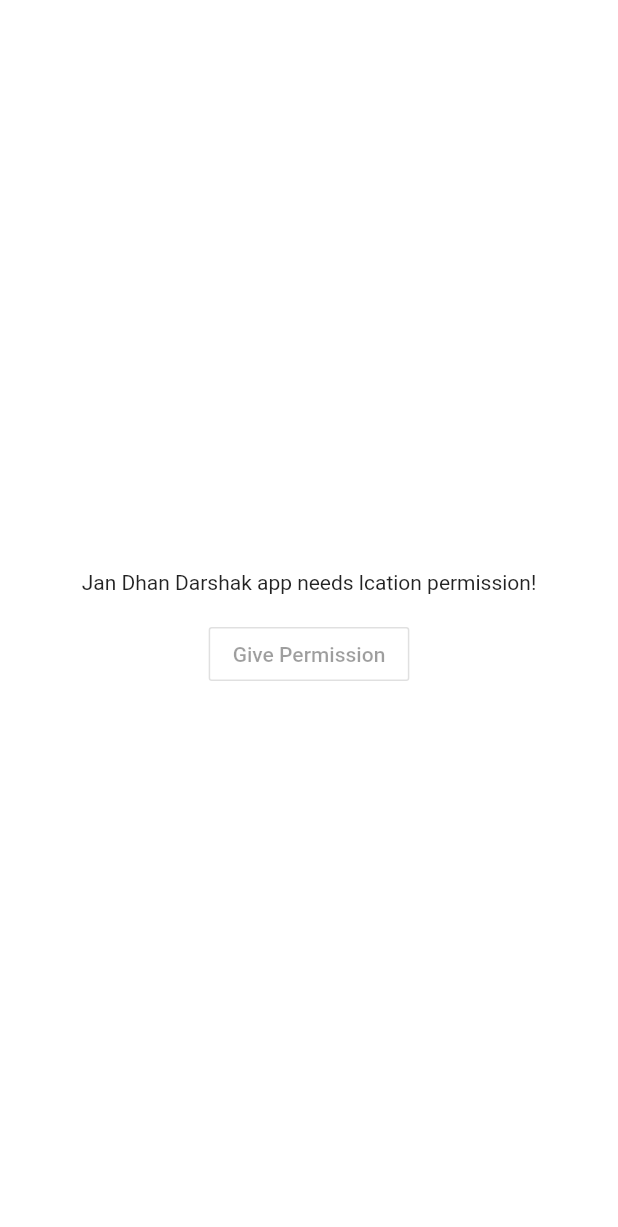
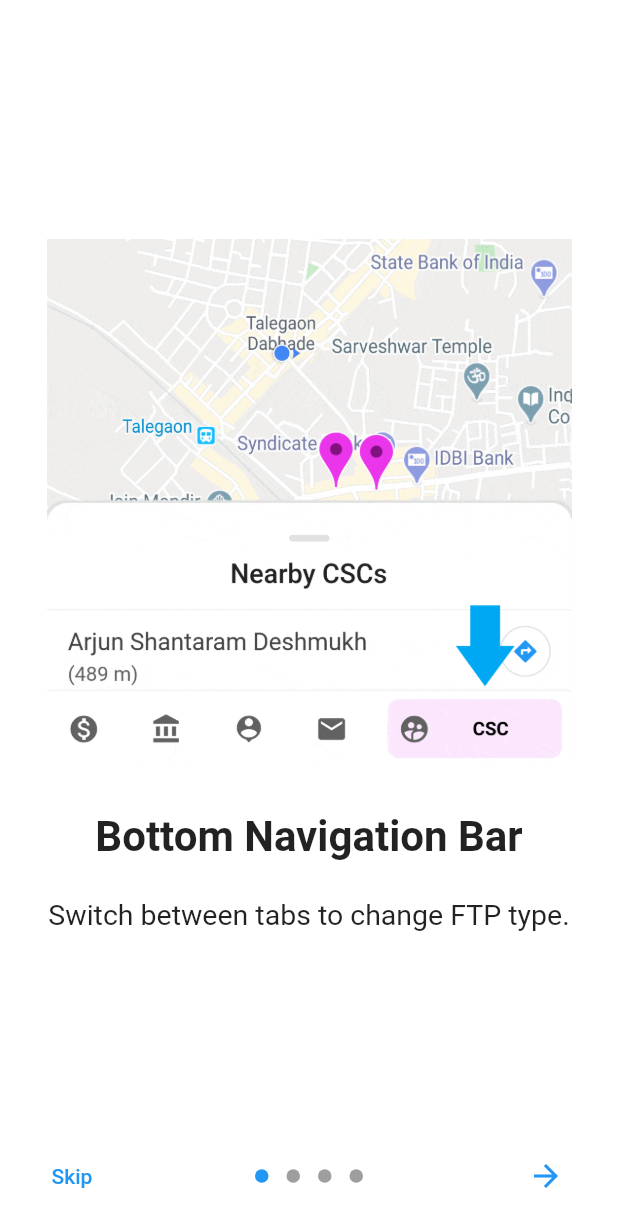
Before and after one commit to pramodkolte/Jan_Dhan_Darshak_App, a Flutter app: the screen it shows after launch, on a phone screen of 412 x 824 dp. Shown: the top 1227 px of the screen. Run offline on Flutter 3.47's test engine with Material 2 defaults, Android fonts, the phone set to English and light mode, and no system bars; drawn by our look-alikes of introduction_screen; our stand-ins replace bottom_navy_bar, cloud_firestore, easy_localization, geolocator, google_maps_flutter, shared_preferences and 1 more; accounts and stored records are empty.

Commit message:
day 3 update 1

```diff
--- /dev/null
+++ b/lib/Pages/introscreen.dart
@@ -0,0 +1,111 @@
+import 'package:flutter/material.dart';
+import 'package:introduction_screen/introduction_screen.dart';
+import 'package:jan_dhan_darshak/root.dart';
+import 'package:shared_preferences/shared_preferences.dart';
+
+class SplashScreen extends StatefulWidget {
+  @override
+  _SplashScreenState createState() => _SplashScreenState();
+}
+
+class _SplashScreenState extends State<SplashScreen> {
+  Future checkFirstSeen() async {
+    SharedPreferences prefs = await SharedPreferences.getInstance();
+    bool _seen = (prefs.getBool('seen') ?? false);
+
+    if (_seen) {
+      return RootPage();
+    } else {
+      return IntroScreen();
+    }
+  }
+
+  @override
+  Widget build(BuildContext context) {
+    return FutureBuilder(
+        future: checkFirstSeen(),
+        builder: (context, snapshot) {
+          if (snapshot.connectionState == ConnectionState.waiting) {
+            return Center(
+              child: CircularProgressIndicator(),
+            );
+          } else {
+            return snapshot.data;
+          }
+        });
+  }
+}
+
+class IntroScreen extends StatefulWidget {
+  @override
+  _IntroScreenState createState() => _IntroScreenState();
+}
+
+class _IntroScreenState extends State<IntroScreen> {
+  final introKey = GlobalKey<IntroductionScreenState>();
+
+  void _onIntroEnd(context) {
+    SharedPreferences.getInstance().then((prefs) {
+      prefs.setBool('seen', true);
+    });
+    Navigator.of(context).pushReplacement(
+      MaterialPageRoute(builder: (_) => RootPage()),
+    );
+  }
+
+  Widget _buildImage(String assetName) {
+    return Align(
+      child: Image.asset(assetName, width: 350.0),
+      alignment: Alignment.bottomCenter,
+    );
+  }
+
+  @override
+  Widget build(BuildContext context) {
+    const bodyStyle = TextStyle(fontSize: 19.0);
+    const pageDecoration = const PageDecoration(
+      imageFlex: 2,
+      titleTextStyle: TextStyle(fontSize: 28.0, fontWeight: FontWeight.w700),
+      bodyTextStyle: bodyStyle,
+      descriptionPadding: EdgeInsets.fromLTRB(16.0, 0.0, 16.0, 16.0),
+      pageColor: Colors.white,
+      imagePadding: EdgeInsets.only(top: 30),
+    );
+    return IntroductionScreen(
+      key: introKey,
+      pages: [
+        PageViewModel(
+          title: "Bottom Navigation Bar",
+          body: "Switch between tabs to change FTP type.",
+          image: _buildImage('assets/intros/intro1.gif'),
+          decoration: pageDecoration,
+        ),
+        PageViewModel(
+          title: "Draggable Scrollable Sheet",
+          body: "Scroll the sheet for finding nearby places.",
+          image: _buildImage('assets/intros/intro2.gif'),
+          decoration: pageDecoration,
+        ),
+        PageViewModel(
+          title: "Navigation Menu",
+          body: "Click to open menu options.",
+          image: _buildImage('assets/intros/intro3.gif'),
+          decoration: pageDecoration,
+        ),
+        PageViewModel(
+          title: "Place Details",
+          body: "View the place by clicking on marker.",
+          image: _buildImage('assets/intros/intro4.gif'),
+          decoration: pageDecoration,
+        ),
+      ],
+      onDone: () => _onIntroEnd(context),
+      showSkipButton: true,
+      skipFlex: 0,
+      nextFlex: 0,
+      skip: const Text('Skip'),
+      next: const Icon(Icons.arrow_forward),
+      done: const Text('Done', style: TextStyle(fontWeight: FontWeight.w600)),
+    );
+  }
+}
--- a/lib/main.dart
+++ b/lib/main.dart
@@ -9,7 +9,7 @@
 import 'package:jan_dhan_darshak/Pages/AboutUs.dart';
 import 'package:jan_dhan_darshak/Pages/Disclaimer.dart';
 import 'package:jan_dhan_darshak/Pages/favorites.dart';
-import 'package:jan_dhan_darshak/root.dart';
+import 'package:jan_dhan_darshak/Pages/introscreen.dart';
 
 void main() => runApp(
       EasyLocalization(
@@ -49,7 +49,7 @@
       locale: context.locale,
       initialRoute: '/',
       routes: {
-        '/': (context) => RootPage(),
+        '/': (context) => SplashScreen(),
         '/changeLanguage': (context) => ChangeLanguage(),
         '/favourites': (context) => FavoritePlaces(),
         '/placeSuggest': (context) => PlaceSuggestion(),
--- a/pubspec.yaml
+++ b/pubspec.yaml
@@ -32,6 +32,8 @@
   speech_to_text: ^2.3.0
   easy_localization: ^2.3.2
   flutter_polyline_points: ^0.2.2
+  introduction_screen: ^1.0.9
+  shared_preferences: ^0.5.8
 
 flutter_icons:
   image_path: "assets/icon.png"
@@ -56,6 +58,7 @@
   # To add assets to your application, add an assets section, like this:
   assets:
     - assets/
+    - assets/intros/
     - assets/languages/
 
   # An image asset can refer to one or more resolution-specific "variants", see
```
Also changed, not shown: lib/Components/explore.dart (+58 -45 lines), assets/intros/intro1.gif (added), assets/intros/intro2.gif (added), assets/intros/intro3.gif (added), assets/intros/intro4.gif (added), pubspec.lock.
